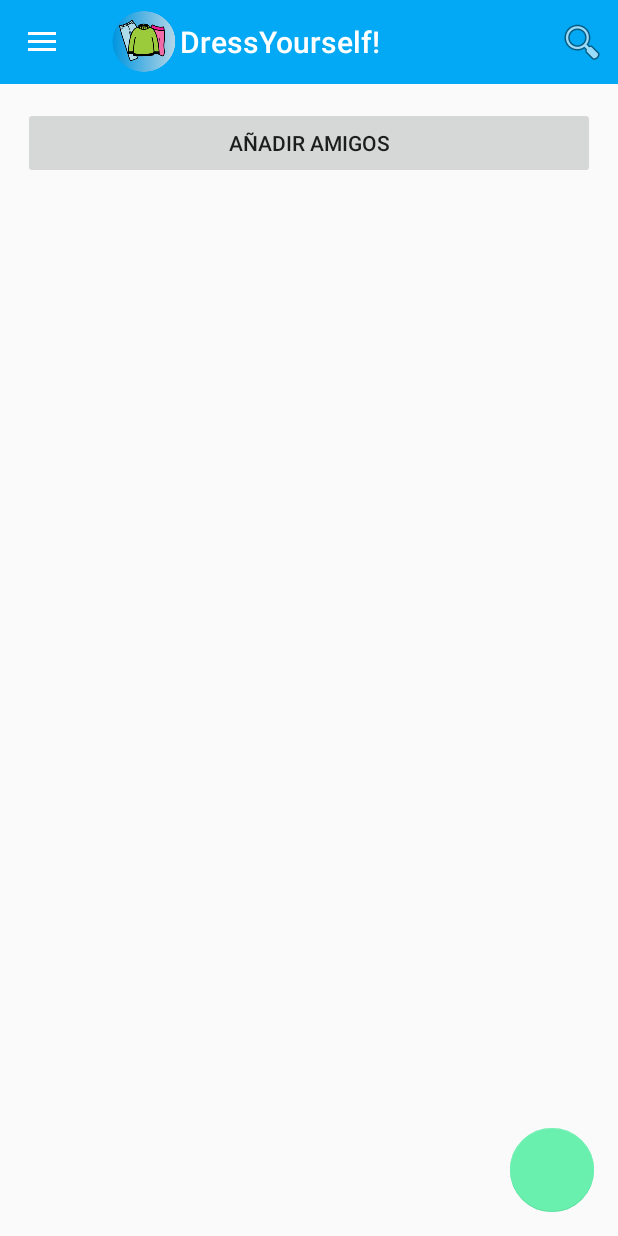
After one commit to sky10p/taesproject, an Android app: the fragment AmigosFragment placed in its activity, on a phone screen of 412 x 824 dp. The commit adds this screen. Run offline under Robolectric (Android 15) with nearby library versions, the phone set to English and light mode, and no system bars; our stand-ins replace CircleImageView; libraries missing offline, so code that uses them is left out: android.support.v7, com.getbase.floatingactionbutton; plain views replace FloatingActionButton, FloatingActionsMenu; 3 statements that could not run were skipped.

Commit message:
Creado adapter para mostrar amigos

```diff
--- a/app/src/main/java/taes/project/dressyourself/activities/DressYourSelfActivity.java
+++ b/app/src/main/java/taes/project/dressyourself/activities/DressYourSelfActivity.java
@@ -19,6 +19,7 @@ import com.parse.ParseUser;
 
 import taes.project.dressyourself.R;
 import taes.project.dressyourself.adapter.AdapterDrawerNavigation;
+import taes.project.dressyourself.fragments.AmigosFragment;
 import taes.project.dressyourself.fragments.CategoriasFragment;
 import taes.project.dressyourself.fragments.ConjuntosFragment;
 import taes.project.dressyourself.fragments.FloatingButtonFragment;
@@ -77,7 +78,8 @@ public class DressYourSelfActivity extends ActionBarActivity {
 
             @Override
             public void onClicAmigos() {
-
+                getSupportFragmentManager().beginTransaction().replace(R.id.content_frame,new AmigosFragment()).addToBackStack(null).commit();
+                drawerLayout.closeDrawers();
             }
 
             @Override
--- /dev/null
+++ b/app/src/main/java/taes/project/dressyourself/fragments/AmigosFragment.java
@@ -0,0 +1,36 @@
+package taes.project.dressyourself.fragments;
+
+import android.os.Bundle;
+import android.support.v4.app.Fragment;
+import android.support.v7.widget.LinearLayoutManager;
+import android.support.v7.widget.RecyclerView;
+import android.view.LayoutInflater;
+import android.view.View;
+import android.view.ViewGroup;
+import android.widget.Button;
+
+import taes.project.dressyourself.R;
+
+/**
+ * Created by pablo on 7/05/15.
+ */
+public class AmigosFragment extends Fragment {
+
+
+    private RecyclerView lstAmigos;
+    private Button btnInsertarAmigo;
+
+    @Override
+    public View onCreateView(LayoutInflater inflater, ViewGroup container, Bundle savedInstanceState) {
+        View v=inflater.inflate(R.layout.list_amigos,container,false);
+        lstAmigos = (RecyclerView) v.findViewById(R.id.lstAmigos);
+        lstAmigos.setLayoutManager(new LinearLayoutManager(getActivity()));
+        btnInsertarAmigo = (Button) v.findViewById(R.id.btnInsertarAmigo);
+
+
+
+        return v;
+
+
+    }
+}
--- /dev/null
+++ b/app/src/main/res/layout/list_amigos.xml
@@ -0,0 +1,20 @@
+<?xml version="1.0" encoding="utf-8"?>
+<LinearLayout
+    xmlns:android="http://schemas.android.com/apk/res/android"
+    android:orientation="vertical" android:layout_width="match_parent"
+    android:layout_height="match_parent"
+    >
+    <Button
+        android:layout_width="match_parent"
+        android:layout_height="wrap_content"
+        android:text="Añadir amigos"
+        android:layout_margin="15dp"
+        android:id="@+id/btnInsertarAmigo"/>
+    <android.support.v7.widget.RecyclerView
+        xmlns:android="http://schemas.android.com/apk/res/android"
+        android:layout_width="match_parent"
+        android:layout_height="match_parent"
+        android:id="@+id/lstAmigos"
+        android:scrollbars="vertical">
+    </android.support.v7.widget.RecyclerView>
+</LinearLayout>
```
Also changed, not shown: app/src/main/java/taes/project/dressyourself/adapter/AmigosAdapter.java (added, +52 -0 lines), app/src/main/res/layout/item_amigo.xml (added, +11 -0 lines).
